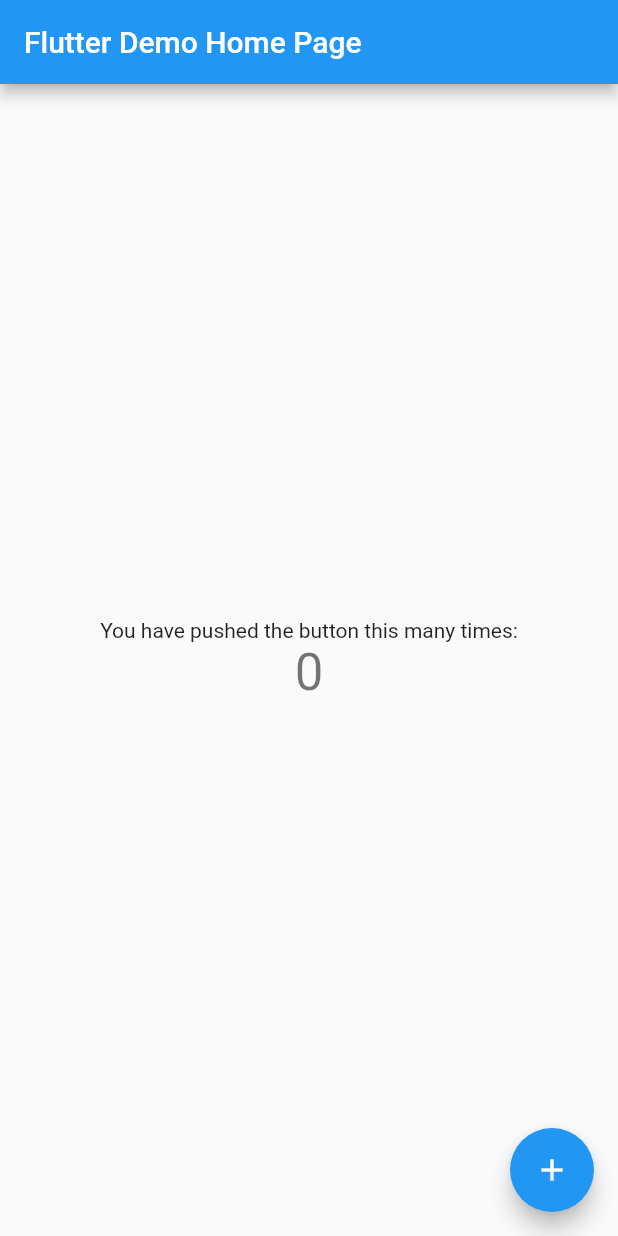
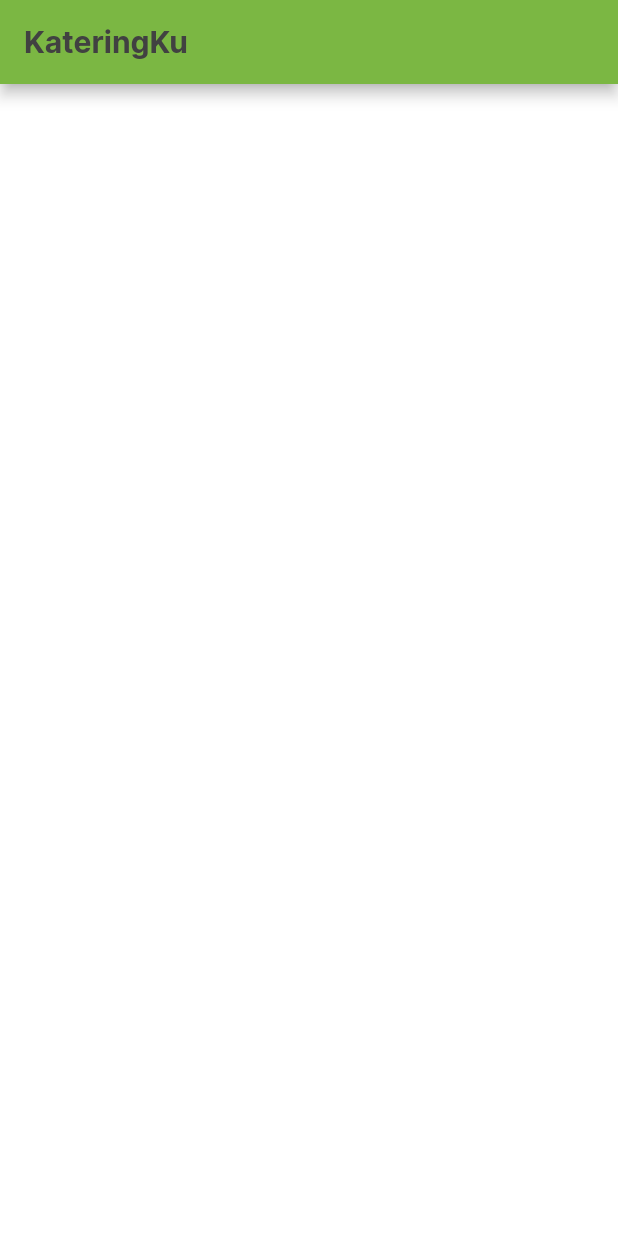
Before and after one commit to nouvalrz/kateringku_mobile, a Flutter app: the screen it shows after launch, on a phone screen of 412 x 824 dp. Run offline on Flutter 3.47's test engine with Material 2 defaults, Android fonts, the phone set to English and light mode, and no system bars.

Commit message:
Create app theme

```diff
--- a/lib/main.dart
+++ b/lib/main.dart
@@ -1,115 +1,35 @@
 import 'package:flutter/material.dart';
+// ignore: unused_import
+import 'package:kateringku_mobile/themes/app_theme.dart';
 
 void main() {
-  runApp(const MyApp());
+  runApp(const KateringKuApp());
 }
 
-class MyApp extends StatelessWidget {
-  const MyApp({Key? key}) : super(key: key);
+class KateringKuApp extends StatelessWidget {
+  const KateringKuApp({Key? key}) : super(key: key);
 
-  // This widget is the root of your application.
   @override
   Widget build(BuildContext context) {
     return MaterialApp(
-      title: 'Flutter Demo',
-      theme: ThemeData(
-        // This is the theme of your application.
-        //
-        // Try running your application with "flutter run". You'll see the
-        // application has a blue toolbar. Then, without quitting the app, try
-        // changing the primarySwatch below to Colors.green and then invoke
-        // "hot reload" (press "r" in the console where you ran "flutter run",
-        // or simply save your changes to "hot reload" in a Flutter IDE).
-        // Notice that the counter didn't reset back to zero; the application
-        // is not restarted.
-        primarySwatch: Colors.blue,
-      ),
-      home: const MyHomePage(title: 'Flutter Demo Home Page'),
+      theme: AppTheme.theme,
+      home: const Home(),
     );
   }
 }
 
-class MyHomePage extends StatefulWidget {
-  const MyHomePage({Key? key, required this.title}) : super(key: key);
-
-  // This widget is the home page of your application. It is stateful, meaning
-  // that it has a State object (defined below) that contains fields that affect
-  // how it looks.
-
-  // This class is the configuration for the state. It holds the values (in this
-  // case the title) provided by the parent (in this case the App widget) and
-  // used by the build method of the State. Fields in a Widget subclass are
-  // always marked "final".
-
-  final String title;
-
-  @override
-  State<MyHomePage> createState() => _MyHomePageState();
-}
-
-class _MyHomePageState extends State<MyHomePage> {
-  int _counter = 0;
-
-  void _incrementCounter() {
-    setState(() {
-      // This call to setState tells the Flutter framework that something has
-      // changed in this State, which causes it to rerun the build method below
-      // so that the display can reflect the updated values. If we changed
-      // _counter without calling setState(), then the build method would not be
-      // called again, and so nothing would appear to happen.
-      _counter++;
-    });
-  }
+class Home extends StatelessWidget {
+  const Home({Key? key}) : super(key: key);
 
   @override
   Widget build(BuildContext context) {
-    // This method is rerun every time setState is called, for instance as done
-    // by the _incrementCounter method above.
-    //
-    // The Flutter framework has been optimized to make rerunning build methods
-    // fast, so that you can just rebuild anything that needs updating rather
-    // than having to individually change instances of widgets.
     return Scaffold(
       appBar: AppBar(
-        // Here we take the value from the MyHomePage object that was created by
-        // the App.build method, and use it to set our appbar title.
-        title: Text(widget.title),
-      ),
-      body: Center(
-        // Center is a layout widget. It takes a single child and positions it
-        // in the middle of the parent.
-        child: Column(
-          // Column is also a layout widget. It takes a list of children and
-          // arranges them vertically. By default, it sizes itself to fit its
-          // children horizontally, and tries to be as tall as its parent.
-          //
-          // Invoke "debug painting" (press "p" in the console, choose the
-          // "Toggle Debug Paint" action from the Flutter Inspector in Android
-          // Studio, or the "Toggle Debug Paint" command in Visual Studio Code)
-          // to see the wireframe for each widget.
-          //
-          // Column has various properties to control how it sizes itself and
-          // how it positions its children. Here we use mainAxisAlignment to
-          // center the children vertically; the main axis here is the vertical
-          // axis because Columns are vertical (the cross axis would be
-          // horizontal).
-          mainAxisAlignment: MainAxisAlignment.center,
-          children: <Widget>[
-            const Text(
-              'You have pushed the button this many times:',
-            ),
-            Text(
-              '$_counter',
-              style: Theme.of(context).textTheme.headline4,
-            ),
-          ],
-        ),
-      ),
-      floatingActionButton: FloatingActionButton(
-        onPressed: _incrementCounter,
-        tooltip: 'Increment',
-        child: const Icon(Icons.add),
-      ), // This trailing comma makes auto-formatting nicer for build methods.
+          backgroundColor: Theme.of(context).primaryColor,
+          title: Text(
+            'KateringKu',
+            style: Theme.of(context).textTheme.titleLarge,
+          )),
     );
   }
 }
--- /dev/null
+++ b/lib/themes/app_theme.dart
@@ -0,0 +1,71 @@
+// ignore: unused_import
+import 'package:flutter/material.dart';
+
+class AppTheme {
+  // sizing
+  static const double bottomNavBarHeight = 64;
+  static BorderRadius buttonRadius = BorderRadius.circular(10);
+
+  // colors
+  static const Color primaryGreen = Color.fromARGB(255, 123, 183, 67);
+  static const Color darkGreen = Color.fromARGB(255, 62, 112, 63);
+  static const Color primaryOrange = Color.fromARGB(255, 255, 172, 39);
+  static const Color primaryRed = Color.fromARGB(255, 215, 80, 46);
+
+  static const Color primaryBlack = Color.fromARGB(255, 65, 65, 65);
+  static const Color secondaryBlack = Color.fromARGB(255, 88, 88, 88);
+
+  static const Color primaryWhite = Colors.white;
+  static const Color secondaryWhite = Color.fromARGB(255, 244, 244, 244);
+  static const Color greyOutline = Color.fromARGB(255, 217, 217, 217);
+
+  // text theme
+  static TextTheme textTheme = const TextTheme(
+      titleLarge: TextStyle(
+          fontFamily: 'Inter',
+          fontSize: 20,
+          color: primaryBlack,
+          fontWeight: FontWeight.w700),
+      bodyLarge: TextStyle(
+          fontFamily: 'Inter',
+          fontSize: 13,
+          color: secondaryBlack,
+          fontWeight: FontWeight.w400),
+      labelLarge: TextStyle(
+          fontFamily: 'Inter',
+          fontSize: 14,
+          color: primaryWhite,
+          fontWeight: FontWeight.w700),
+      labelSmall: TextStyle(
+          fontFamily: 'Inter',
+          fontSize: 12,
+          color: secondaryBlack,
+          fontWeight: FontWeight.w400));
+
+  // main theme
+  static ThemeData theme = ThemeData(
+      backgroundColor: primaryWhite,
+      scaffoldBackgroundColor: primaryWhite,
+      primaryColor: primaryGreen,
+      hintColor: primaryOrange,
+      indicatorColor: primaryRed,
+      radioTheme: RadioThemeData(
+          fillColor: MaterialStateProperty.all(primaryOrange),
+          splashRadius: 24),
+      iconTheme: const IconThemeData(color: primaryOrange),
+      primaryIconTheme: const IconThemeData(color: primaryOrange),
+      splashColor: primaryOrange.withOpacity(.4),
+      inputDecorationTheme: InputDecorationTheme(
+          fillColor: secondaryWhite,
+          filled: true,
+          enabledBorder: OutlineInputBorder(
+              borderRadius: BorderRadius.circular(10),
+              borderSide: const BorderSide(color: greyOutline)),
+          focusedBorder: OutlineInputBorder(
+              borderRadius: BorderRadius.circular(10),
+              borderSide: const BorderSide(color: primaryGreen))),
+      visualDensity: VisualDensity.adaptivePlatformDensity,
+      textTheme: textTheme,
+      textSelectionTheme:
+          const TextSelectionThemeData(cursorColor: secondaryBlack));
+}
```
Also changed, not shown: pubspec.yaml (+26 -13 lines), assets/fonts/Inter-Black.ttf (added), assets/fonts/Inter-Bold.ttf (added), assets/fonts/Inter-ExtraBold.ttf (added), assets/fonts/Inter-ExtraLight.ttf (added), assets/fonts/Inter-Light.ttf (added), assets/fonts/Inter-Medium.ttf (added), assets/fonts/Inter-Regular.ttf (added), assets/fonts/Inter-SemiBold.ttf (added), assets/fonts/Inter-Thin.ttf (added).
